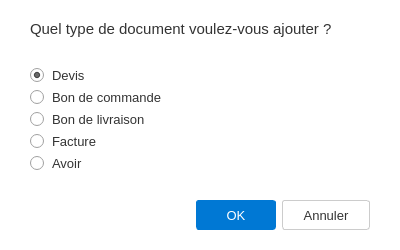
Old version of the form program/windows/nouveau_doc/select_doc_type.ui in the repository lak-barmajyat/ERP.
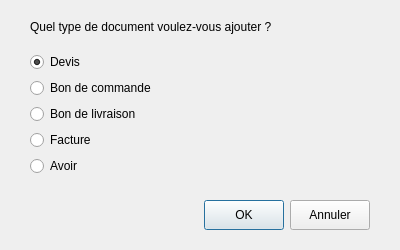
New version of the form.

```diff
--- a/program/windows/nouveau_doc/select_doc_type.ui
+++ b/program/windows/nouveau_doc/select_doc_type.ui
@@ -14,46 +14,7 @@
    <string>Ajouter un document</string>
   </property>
   <property name="styleSheet">
-   <string notr="true">QDialog {
-    background-color: white;
-}
-
-QLabel {
-    font-size: 11pt;
-    color: #333333;
-}
-
-QRadioButton {
-    font-size: 10pt;
-    color: #333333;
-    spacing: 8px;
-}
-
-QPushButton {
-    font-size: 10pt;
-    padding: 6px 20px;
-    border-radius: 3px;
-}
-
-QPushButton#okButton {
-    background-color: #0078D4;
-    color: white;
-    border: 1px solid #0078D4;
-}
-
-QPushButton#okButton:hover {
-    background-color: #106EBE;
-}
-
-QPushButton#cancelButton {
-    background-color: white;
-    color: #333333;
-    border: 1px solid #CCCCCC;
-}
-
-QPushButton#cancelButton:hover {
-    background-color: #F0F0F0;
-}</string>
+   <string notr="true"/>
   </property>
   <layout class="QVBoxLayout" name="verticalLayout">
    <property name="leftMargin">
```
